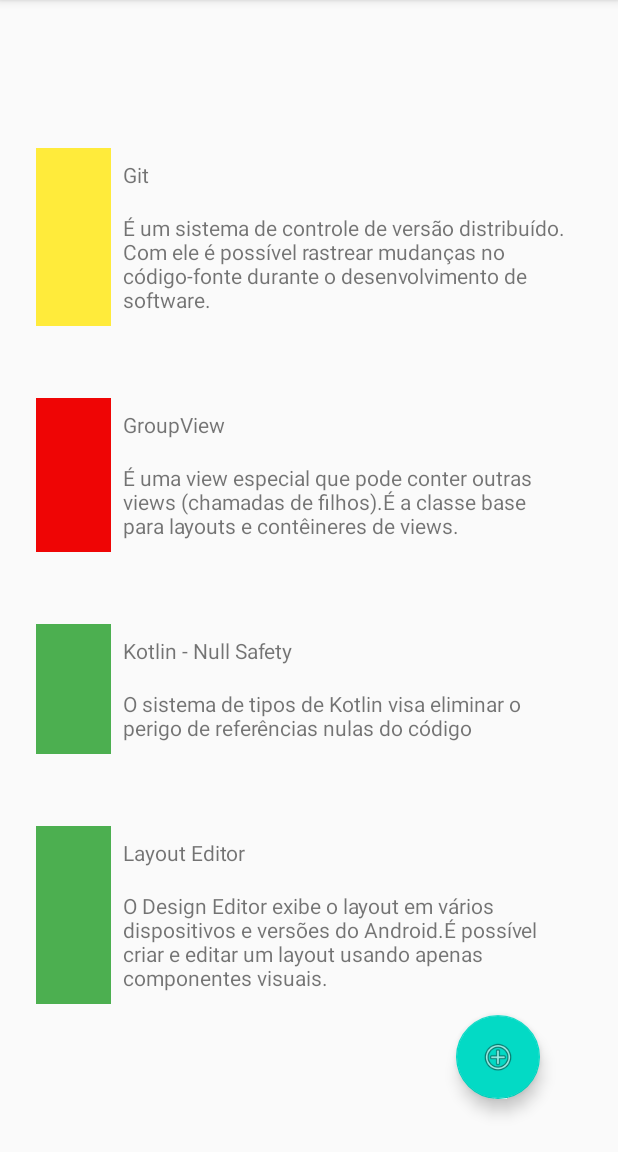
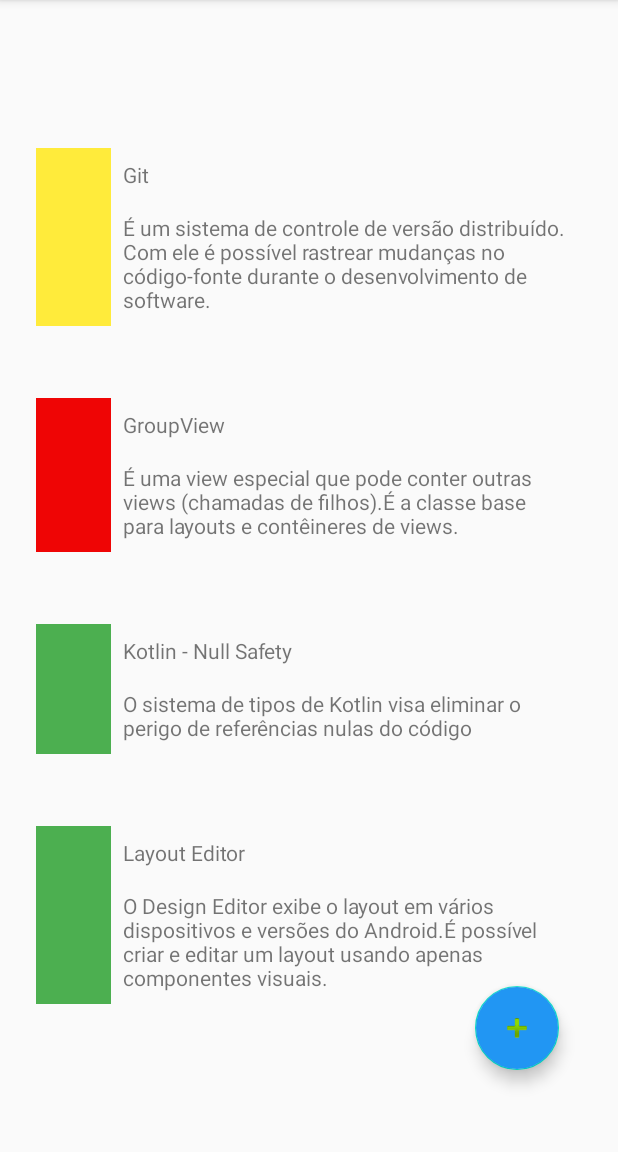
Before and after one commit to LiviaNakashima/What-Did-I-Learn, an Android app: the screen it shows after launch (MainActivity), on a phone screen of 412 x 824 dp, the part 84-1236 px from its top. Run offline under Robolectric (Android 15) with nearby library versions, the phone set to English and light mode, and no system bars; our stand-ins replace Room's generated code.

```diff
--- a/app/src/main/java/br/com/wcc/whatdidilearn/view/MainActivity.kt
+++ b/app/src/main/java/br/com/wcc/whatdidilearn/view/MainActivity.kt
@@ -2,7 +2,6 @@ package br.com.wcc.whatdidilearn.view
 
 import android.content.Intent
 import android.os.Bundle
-import android.view.View
 import androidx.appcompat.app.AppCompatActivity
 import androidx.lifecycle.Observer
 import androidx.lifecycle.ViewModelProvider
@@ -34,7 +33,7 @@ class MainActivity : AppCompatActivity() {
             adapter.data = items
         })
 
-        binding.floatingActionButton.setOnClickListener {
+        binding.fab.setOnClickListener {
             val novaTela = Intent(this, NewLearnedItem::class.java)
             startActivity(novaTela)
         }
--- a/app/src/main/res/layout/activity_main.xml
+++ b/app/src/main/res/layout/activity_main.xml
@@ -21,14 +21,15 @@
         android:id="@+id/fab"
         android:layout_width="wrap_content"
         android:layout_height="wrap_content"
+        android:backgroundTint="#2196F3"
         android:clickable="true"
         android:focusable="true"
         app:layout_constraintBottom_toBottomOf="parent"
         app:layout_constraintEnd_toEndOf="parent"
-        app:layout_constraintHorizontal_bias="0.853"
+        app:layout_constraintHorizontal_bias="0.89"
         app:layout_constraintStart_toStartOf="parent"
         app:layout_constraintTop_toTopOf="@+id/items_recycler_view"
-        app:layout_constraintVertical_bias="0.945"
-        app:srcCompat="@android:drawable/ic_menu_add" />
+        app:layout_constraintVertical_bias="0.914"
+        app:srcCompat="@android:drawable/ic_input_add" />
 
 </androidx.constraintlayout.widget.ConstraintLayout>
```
Also changed, not shown: app/src/main/java/br/com/wcc/whatdidilearn/view/NewLearnedItem.kt (+16 -11 lines).
